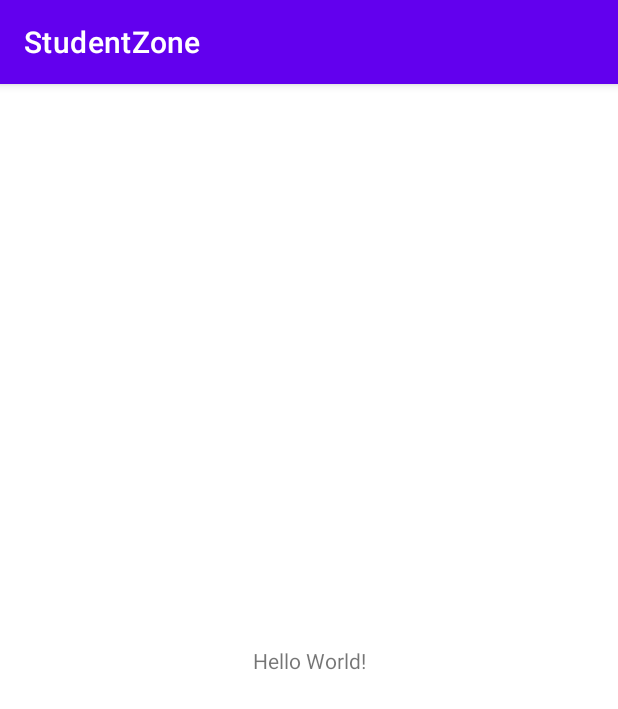
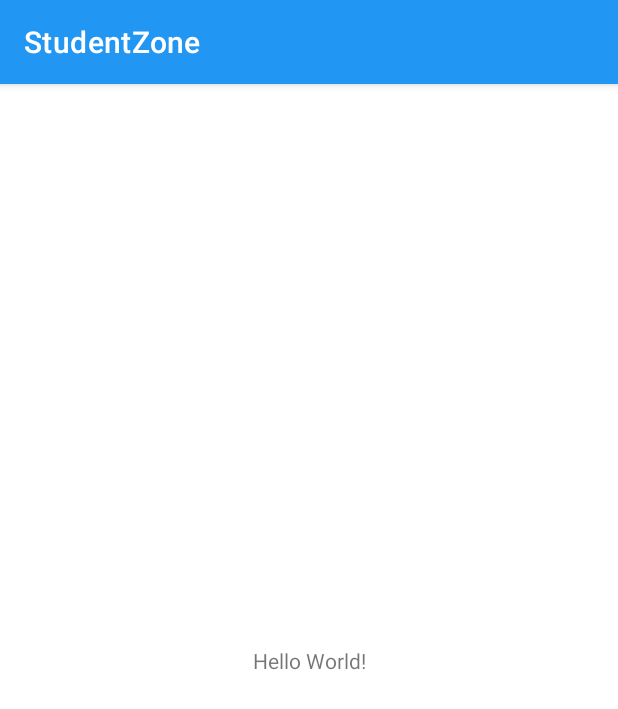
Before and after one commit to YoussefElqursh/StudentZone, an Android app: the screen it shows after launch (WelcomeActivity), on a phone screen of 412 x 824 dp. Shown: the top 709 px of the screen. Run offline under Robolectric (Android 15) with nearby library versions, the phone set to English and light mode, and no system bars.

Commit message:
standerd color "joo"

```diff
--- a/StudentZone/app/src/main/res/values-night/themes.xml
+++ b/StudentZone/app/src/main/res/values-night/themes.xml
@@ -2,12 +2,12 @@
     <!-- Base application theme. -->
     <style name="Theme.StudentZone" parent="Theme.MaterialComponents.DayNight.DarkActionBar">
         <!-- Primary brand color. -->
-        <item name="colorPrimary">@color/purple_200</item>
-        <item name="colorPrimaryVariant">@color/purple_700</item>
+        <item name="colorPrimary">@color/blue</item>
+        <item name="colorPrimaryVariant">@color/Lightblue</item>
         <item name="colorOnPrimary">@color/black</item>
         <!-- Secondary brand color. -->
-        <item name="colorSecondary">@color/teal_200</item>
-        <item name="colorSecondaryVariant">@color/teal_200</item>
+        <item name="colorSecondary">@color/blue</item>
+        <item name="colorSecondaryVariant">@color/Lightblue</item>
         <item name="colorOnSecondary">@color/black</item>
         <!-- Status bar color. -->
         <item name="android:statusBarColor">?attr/colorPrimaryVariant</item>
--- a/StudentZone/app/src/main/res/values/colors.xml
+++ b/StudentZone/app/src/main/res/values/colors.xml
@@ -1,10 +1,7 @@
 <?xml version="1.0" encoding="utf-8"?>
 <resources>
-    <color name="purple_200">#FFBB86FC</color>
-    <color name="purple_500">#FF6200EE</color>
-    <color name="purple_700">#FF3700B3</color>
-    <color name="teal_200">#FF03DAC5</color>
-    <color name="teal_700">#FF018786</color>
+    <color name="Lightblue">#03A9F4</color>
+    <color name="blue">#2196F3</color>
     <color name="black">#FF000000</color>
     <color name="white">#FFFFFFFF</color>
 </resources>
--- a/StudentZone/app/src/main/res/values/themes.xml
+++ b/StudentZone/app/src/main/res/values/themes.xml
@@ -2,12 +2,12 @@
     <!-- Base application theme. -->
     <style name="Theme.StudentZone" parent="Theme.MaterialComponents.DayNight.DarkActionBar">
         <!-- Primary brand color. -->
-        <item name="colorPrimary">@color/purple_500</item>
-        <item name="colorPrimaryVariant">@color/purple_700</item>
+        <item name="colorPrimary">@color/blue</item>
+        <item name="colorPrimaryVariant">@color/Lightblue</item>
         <item name="colorOnPrimary">@color/white</item>
         <!-- Secondary brand color. -->
-        <item name="colorSecondary">@color/teal_200</item>
-        <item name="colorSecondaryVariant">@color/teal_700</item>
+        <item name="colorSecondary">@color/blue</item>
+        <item name="colorSecondaryVariant">@color/Lightblue</item>
         <item name="colorOnSecondary">@color/black</item>
         <!-- Status bar color. -->
         <item name="android:statusBarColor">?attr/colorPrimaryVariant</item>
```
